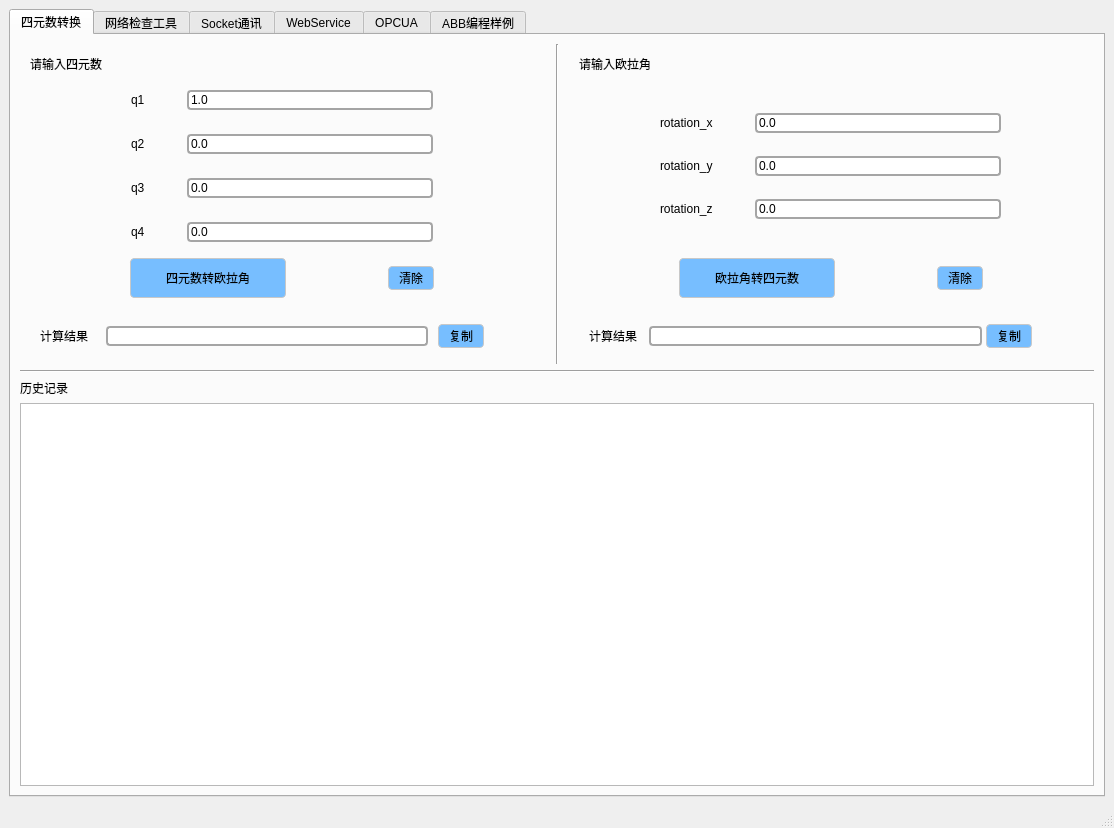
Above: ShineRobot/ShineRobot.ui from Pitt-ding/ShineRobot before the change. Below: the same form after it.
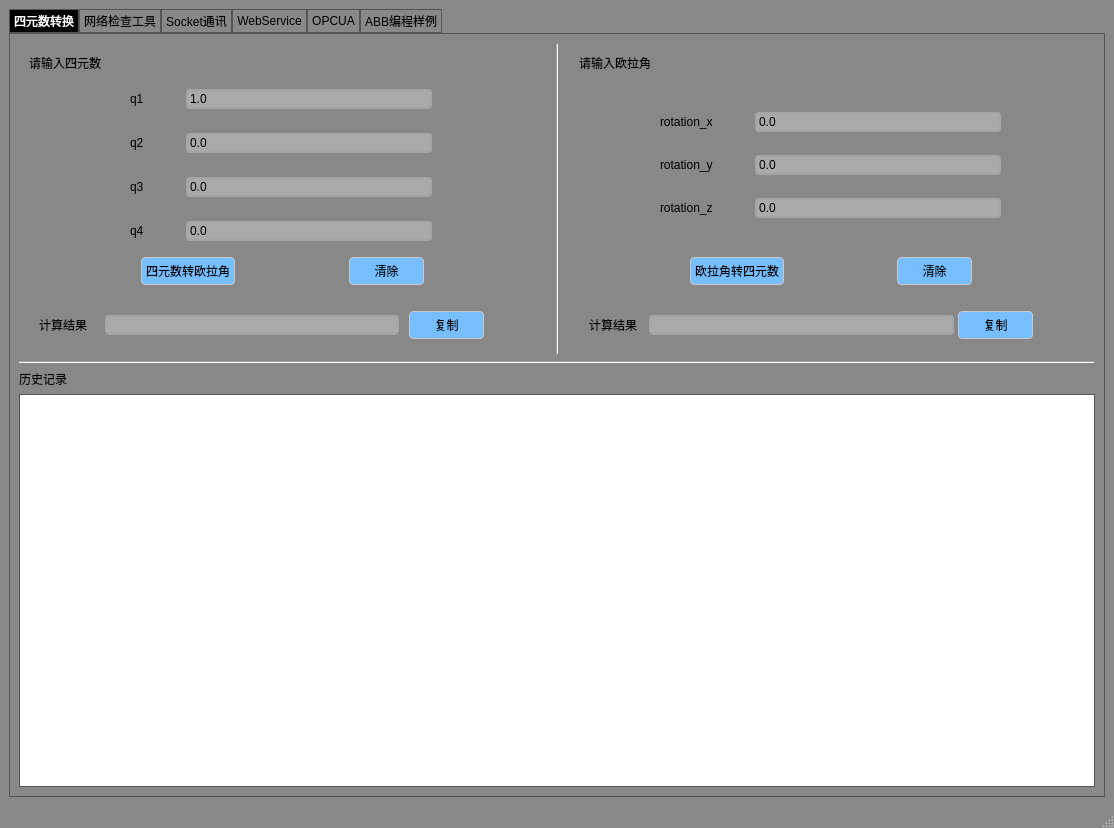
That is the form after the change. The open tabs and pages were chosen to show the change.

Commit message: 1. Append socket client logic 2. Optimize socket client functions all triggered by pyqt signals 3. append name tuple collect widgets status 4. optimize socket server signal and slot logic

```diff
--- a/ShineRobot/ShineRobot.ui
+++ b/ShineRobot/ShineRobot.ui
@@ -17,7 +17,359 @@
    <string>ShineRobot 1.0.0</string>
   </property>
   <property name="styleSheet">
-   <string notr="true"/>
+   <string notr="true">/*
+    Style by evilworks, 2012-2013. pollux@lavabit.com
+    This file is Public Domain.
+*/
+ 
+/* === Shared === */
+QStackedWidget, QLabel, QPushButton, QRadioButton, QCheckBox,
+QGroupBox, QStatusBar, QToolButton, QComboBox, QDialog, QTabBar {
+    font-family: &quot;Segoe UI&quot;;
+    background-color: #888;
+    color: #000;
+}
+ 
+/* === QWidget === */
+QWidget:window {
+    font-family: 'Segoe UI';
+    background-color: #888;
+}
+ 
+/* === QPushButton === */
+QPushButton {
+    border: 1px solid #555;
+    padding: 4px;
+    min-width: 65px;
+    min-height: 12px;
+}
+ 
+QPushButton:hover {
+    background-color: #999;
+}
+ 
+QPushButton:pressed {
+    background-color: #333;
+    border-color: #555;
+    color: #AAA;
+}
+ 
+QPushButton:disabled {
+    color: #333333;
+}
+ 
+/* === QComboBox === */
+QComboBox {
+    background-color: #AAA;
+    border: 1px solid #555;
+    color: black;
+}
+ 
+QComboBox::drop-down {
+    subcontrol-origin: padding;
+    subcontrol-position: top right;
+    border-left: 1px solid #333333;
+}
+ 
+/* === QGroupBox === */
+QGroupBox {
+    border: 1px solid #555;
+    margin-top: 2ex;
+}
+ 
+QGroupBox::title {
+    color: black;
+    subcontrol-origin: margin;
+    subcontrol-position: top left;
+    border: 1px solid #555;
+}
+ 
+/* === QTabBar === */
+QTabBar::tab {
+    border-bottom: none;
+    color: #000;
+    padding: 4px;
+    background-color: #888;
+    border: 1px solid #555;
+}
+ 
+QTabBar::tab:hover {
+    background-color: #AAA;
+}
+ 
+QTabBar::tab:selected {
+    background-color: #000;
+    color: white;
+}
+ 
+/* === QTabWidget === */
+QTabWidget::pane {
+    background: #888;
+    border: 1px solid #555;
+}
+ 
+ 
+/* === QToolBar === */
+QToolBar {
+    background: #949494;
+    border: none;
+    padding-left: 0px;
+    padding-right: 0px;
+    margin: 2px;
+}
+ 
+QToolBar::separator {
+    width: 1px;
+    margin-left: 3px;
+    margin-right: 3px;
+    background-color: #555;
+}
+ 
+/* === QToolButton === */
+QToolButton {
+    border: 1px solid #666;
+    margin: 1px;
+}
+ 
+QToolButton:hover {
+    background-color: #AAA;
+}
+ 
+QToolButton[popupMode=&quot;1&quot;] { /* only for MenuButtonPopup */
+    padding-right: 20px; /* make way for the popup button */
+}
+ 
+QToolButton::menu-button {
+    border-left: 1px solid #666;
+    background: transparent;
+    width: 16px;
+}
+ 
+QToolButton::menu-button:hover {
+    border-left: 1px solid #666;
+    background: transparent;
+    width: 16px;
+}
+ 
+QToolButton:checked, QToolButton:pressed {
+    background-color: #000;
+    border: 1px solid #555;
+    color: white;
+}
+ 
+/* === QScrollBar:vertical === */
+QScrollBar:vertical {
+    width: 16px;
+    margin: 16px 0 16px 0;
+    background: #333;
+}
+ 
+QScrollBar::handle:vertical {
+    background: #888;
+    min-height: 16px;
+    border-top: 1px solid #666;
+    border-bottom: 1px solid #666;
+}
+ 
+QScrollBar::add-line:vertical {
+    background: #888;
+    height: 16px;
+    subcontrol-position: bottom;
+    subcontrol-origin: margin;
+}
+ 
+QScrollBar::sub-line:vertical {
+    background: #888;
+    height: 16px;
+    subcontrol-position: top;
+    subcontrol-origin: margin;
+}
+ 
+QScrollBar::add-page:vertical, QScrollBar::sub-page:vertical {
+    background: none;
+}
+ 
+/* === QScrollBar:horizontal === */
+QScrollBar:horizontal {
+    height: 16px;
+    margin: 0 16px 0 16px;
+    background: #333;
+}
+ 
+QScrollBar::handle:horizontal {
+    background: #888;
+    min-width: 16px;
+    border-left: 1px solid #666;
+    border-right: 1px solid #666;
+}
+ 
+QScrollBar::add-line:horizontal {
+    background: #888;
+    width: 16px;
+    subcontrol-position: right;
+    subcontrol-origin: margin;
+}
+ 
+QScrollBar::sub-line:horizontal {
+    background: #888;
+    width: 16px;
+    subcontrol-position: left;
+    subcontrol-origin: margin;
+}
+ 
+QScrollBar::add-page:horizontal, QScrollBar::sub-page:horizontal {
+    background: none;
+}
+ 
+/* === QMenu === */
+QMenu {
+    background-color: black;
+    border: 1px solid gray;
+    color: white;
+    padding: 1px;
+}
+ 
+QMenu::item {
+    padding: 2px 25px 2px 20px;
+    border: 1px solid transparent;
+}
+ 
+QMenu::item:disabled {
+    color: #666666;
+}
+ 
+QMenu::item:selected {
+    border-color: gray;
+    background: #222222;
+}
+ 
+QMenu::icon:checked {
+ 
+}
+ 
+QMenu::separator {
+    height: 1px;
+    background: #222222;
+    margin-left: 10px;
+    margin-right: 10px;
+    margin-top: 1px;
+    margin-bottom: 1px;
+}
+ 
+QMenu::indicator {
+    width: 13px;
+    height: 13px;
+}
+ 
+/* === QMenuBar === */
+QMenuBar {
+    background-color: black;
+    color: white;
+}
+ 
+QMenuBar::item {
+    background: transparent;
+}
+ 
+QMenuBar::item:disabled {
+    color: gray;
+}
+ 
+QMenuBar::item:selected {
+    background: #222222;
+}
+ 
+QMenuBar::item:pressed {
+    background: #444444;
+}
+/* =================== */
+QLineEdit, QListView, QTreeView, QTableView, QAbstractSpinBox {
+    background-color: #AAA;
+    color: #000;
+    border: 1px solid #555;
+}
+ 
+QAbstractScrollArea, QLineEdit, QTextEdit, QAbstractSpinBox, QComboBox {
+    border: 1px solid #555;
+}
+ 
+/* === QHeaderView === */
+QHeaderView::section {
+    height: 20px;
+}
+ 
+QHeaderView::section {
+    background: #666;
+    border: 0;
+    color: #000;
+    padding-left: 4px;
+}
+ 
+/* === QListView === */
+QListView::item:hover {
+    background: #AAA;
+}
+ 
+QListView::item:selected {
+    background: #333;
+    color: #AAA;
+}
+ 
+/* === QTableView === */
+QTableView::item:hover {
+    background: #333333;
+}
+ 
+QTableView::item:hover {
+    background: #111111;
+    color: yellow;
+}
+ 
+/* === QTreeView === */
+QTreeView::item {
+    background: #AAA;
+}
+ 
+QTreeView::item:hover {
+    background: #CCC;
+}
+ 
+QTreeView::item:selected {
+    background: #333;
+    color: #AAA;
+}
+ 
+QTreeView::branch {
+ 
+}
+ 
+QTreeView::branch:has-siblings:adjoins-item {
+ 
+}
+ 
+QTreeView::branch:has-siblings:!adjoins-item {
+ 
+}
+ 
+QTreeView::branch:closed:has-children:has-siblings {
+ 
+}
+ 
+QTreeView::branch:has-children:!has-siblings:closed {
+ 
+}
+ 
+QTreeView::branch:!has-children:!has-siblings:adjoins-item {
+ 
+}
+ 
+QTreeView::branch:open:has-children:has-siblings {
+ 
+}
+ 
+QTreeView::branch:open:has-children:!has-siblings {
+ 
+}</string>
   </property>
   <widget class="QWidget" name="centralwidget_ShineRobot">
    <layout class="QVBoxLayout" name="verticalLayout">
@@ -609,8 +961,8 @@
               </property>
               <property name="minimumSize">
                <size>
-                <width>50</width>
-                <height>24</height>
+                <width>79</width>
+                <height>22</height>
                </size>
               </property>
               <property name="maximumSize">
@@ -750,8 +1102,8 @@
               </property>
               <property name="minimumSize">
                <size>
-                <width>50</width>
-                <height>24</height>
+                <width>79</width>
+                <height>22</height>
                </size>
               </property>
               <property name="maximumSize">
@@ -804,8 +1156,8 @@
               </property>
               <property name="minimumSize">
                <size>
-                <width>160</width>
-                <height>40</height>
+                <width>79</width>
+                <height>22</height>
                </size>
               </property>
               <property name="mouseTracking">
@@ -829,8 +1181,8 @@
               </property>
               <property name="minimumSize">
                <size>
-                <width>50</width>
-                <height>24</height>
+                <width>79</width>
+                <height>22</height>
                </size>
               </property>
               <property name="text">
@@ -901,8 +1253,8 @@
               </property>
               <property name="minimumSize">
                <size>
-                <width>160</width>
-                <height>40</height>
+                <width>79</width>
+                <height>22</height>
                </size>
               </property>
               <property name="styleSheet">
@@ -929,8 +1281,8 @@
               </property>
               <property name="minimumSize">
                <size>
-                <width>50</width>
-                <height>24</height>
+                <width>79</width>
+                <height>22</height>
                </size>
               </property>
               <property name="text">
```
Left out of the diff: 18 changed lines with no effect on the pictures. The commit also changes 2 other files.
